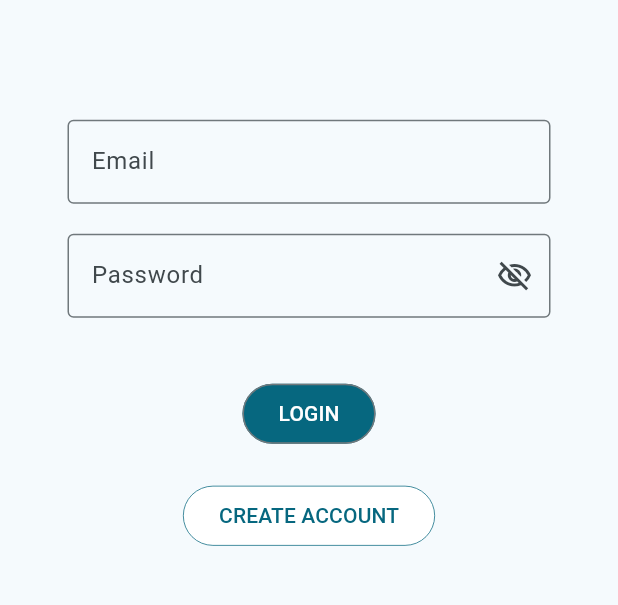
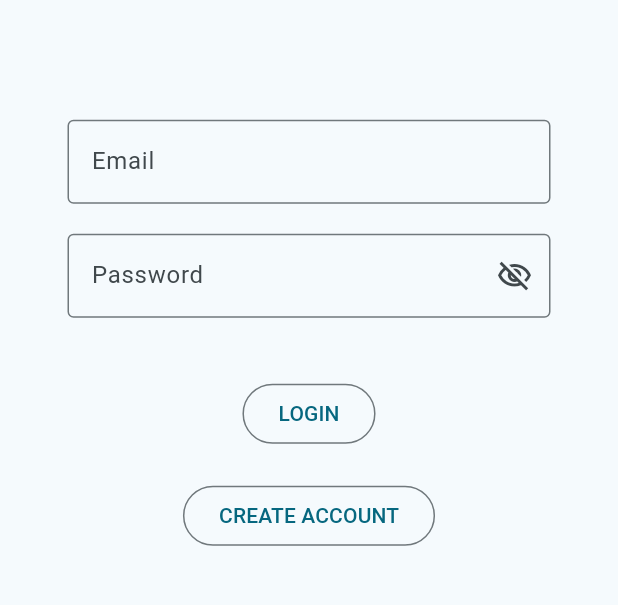
Before and after one commit to shmzzzz/bucket_list_app, a Flutter app: the screen it shows after launch, on a phone screen of 412 x 824 dp, the part 394-999 px from its top. Run offline on Flutter 3.47's test engine with Material 3 defaults, Android fonts, the light colour scheme and no system bars.

Commit message:
💄 ライト/ダークモードで統一させたいので個別の設定は削除

```diff
--- a/lib/presentation/page/login_page.dart
+++ b/lib/presentation/page/login_page.dart
@@ -1,4 +1,3 @@
-import 'package:bucket_list_app/theme.dart';
 import 'package:flutter/material.dart';
 
 class LoginPage extends StatelessWidget {
@@ -41,31 +40,15 @@
             const SizedBox(height: 40),
             OutlinedButton(
               onPressed: () {},
-              style: OutlinedButton.styleFrom(
-                backgroundColor: MaterialTheme.lightScheme().primary,
-              ),
-              child: Text(
+              child: const Text(
                 'LOGIN',
-                style: TextStyle(
-                  color: MaterialTheme.lightScheme().onPrimary,
-                ),
               ),
             ),
             const SizedBox(height: 20),
             OutlinedButton(
               onPressed: () {},
-              style: OutlinedButton.styleFrom(
-                backgroundColor: MaterialTheme.lightScheme().onPrimary,
-                side: BorderSide(
-                  color: MaterialTheme.lightScheme().primary,
-                  width: 0.5,
-                ),
-              ),
-              child: Text(
+              child: const Text(
                 'CREATE ACCOUNT',
-                style: TextStyle(
-                  color: MaterialTheme.lightScheme().primary,
-                ),
               ),
             ),
           ],
```
